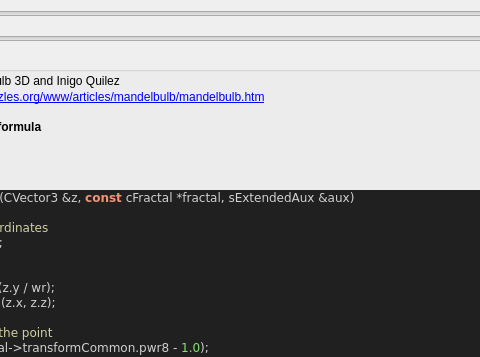
This is mandelbulber2/formula/ui/fractal_iq_bulb.ui in buddhi1980/mandelbulber2 as Qt 5 draws it before an edit; both pictures show x 129 to 609 and y 0 to 357 of the 709 by 825 pixel window. The edited form follows.
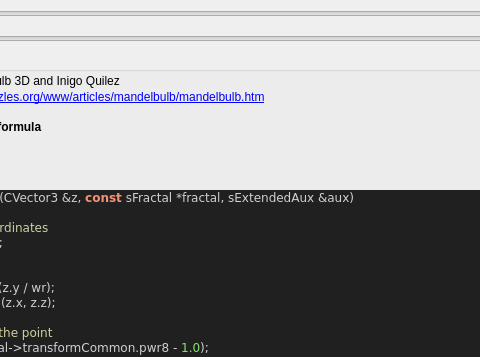
This is the edited form. Custom widgets are drawn as their Qt base class.

Patch:
```diff
--- a/mandelbulber2/formula/ui/fractal_iq_bulb.ui
+++ b/mandelbulber2/formula/ui/fractal_iq_bulb.ui
@@ -180,7 +180,7 @@
 &lt;/table&gt;
 &lt;br&gt;&lt;b&gt;Examples using this formula&lt;/b&gt;&lt;br&gt;iq_bulb_001.fract&lt;h3&gt;Code&lt;/h3&gt;
 &lt;body style=&quot;background-color:#202020&quot;&gt;
-&lt;pre style=&quot;color:#d0d0d0; background-color:#202020;  font-family:'Courier New',monospace;&quot;&gt;&lt;span style=&quot;color:#f09479; font-weight:bold&quot;&gt;void&lt;/span&gt; &lt;span style=&quot;color:#e47eed&quot;&gt;IqBulbIteration&lt;/span&gt;&lt;span style=&quot;color:#d0d0d0&quot;&gt;(&lt;/span&gt;CVector3 &lt;span style=&quot;color:#d0d0d0&quot;&gt;&amp;amp;&lt;/span&gt;z&lt;span style=&quot;color:#d0d0d0&quot;&gt;,&lt;/span&gt; &lt;span style=&quot;color:#f09479; font-weight:bold&quot;&gt;const&lt;/span&gt; cFractal &lt;span style=&quot;color:#d0d0d0&quot;&gt;*&lt;/span&gt;fractal&lt;span style=&quot;color:#d0d0d0&quot;&gt;,&lt;/span&gt; sExtendedAux &lt;span style=&quot;color:#d0d0d0&quot;&gt;&amp;amp;&lt;/span&gt;aux&lt;span style=&quot;color:#d0d0d0&quot;&gt;)&lt;/span&gt;
+&lt;pre style=&quot;color:#d0d0d0; background-color:#202020;  font-family:'Courier New',monospace;&quot;&gt;&lt;span style=&quot;color:#f09479; font-weight:bold&quot;&gt;void&lt;/span&gt; &lt;span style=&quot;color:#e47eed&quot;&gt;IqBulbIteration&lt;/span&gt;&lt;span style=&quot;color:#d0d0d0&quot;&gt;(&lt;/span&gt;CVector3 &lt;span style=&quot;color:#d0d0d0&quot;&gt;&amp;amp;&lt;/span&gt;z&lt;span style=&quot;color:#d0d0d0&quot;&gt;,&lt;/span&gt; &lt;span style=&quot;color:#f09479; font-weight:bold&quot;&gt;const&lt;/span&gt; sFractal &lt;span style=&quot;color:#d0d0d0&quot;&gt;*&lt;/span&gt;fractal&lt;span style=&quot;color:#d0d0d0&quot;&gt;,&lt;/span&gt; sExtendedAux &lt;span style=&quot;color:#d0d0d0&quot;&gt;&amp;amp;&lt;/span&gt;aux&lt;span style=&quot;color:#d0d0d0&quot;&gt;)&lt;/span&gt;
 &lt;span style=&quot;color:#d0d0d0&quot;&gt;{&lt;/span&gt;
   &lt;span style=&quot;color:#d0d0a0&quot;&gt;// extract polar coordinates&lt;/span&gt;
   &lt;span style=&quot;color:#f09479; font-weight:bold&quot;&gt;double&lt;/span&gt; wr &lt;span style=&quot;color:#d0d0d0&quot;&gt;=&lt;/span&gt; aux&lt;span style=&quot;color:#d0d0d0&quot;&gt;.&lt;/span&gt;r&lt;span style=&quot;color:#d0d0d0&quot;&gt;;&lt;/span&gt;
```
